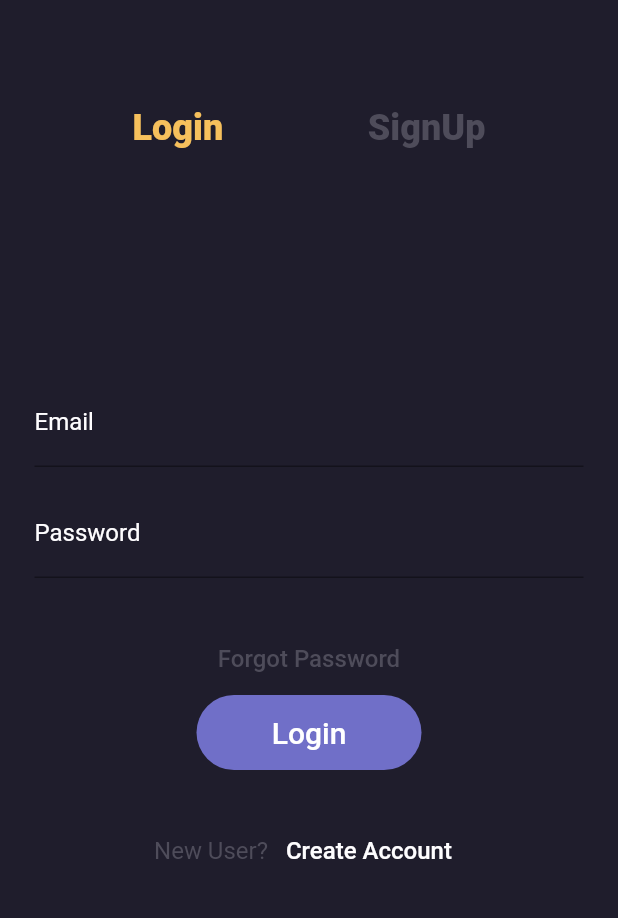
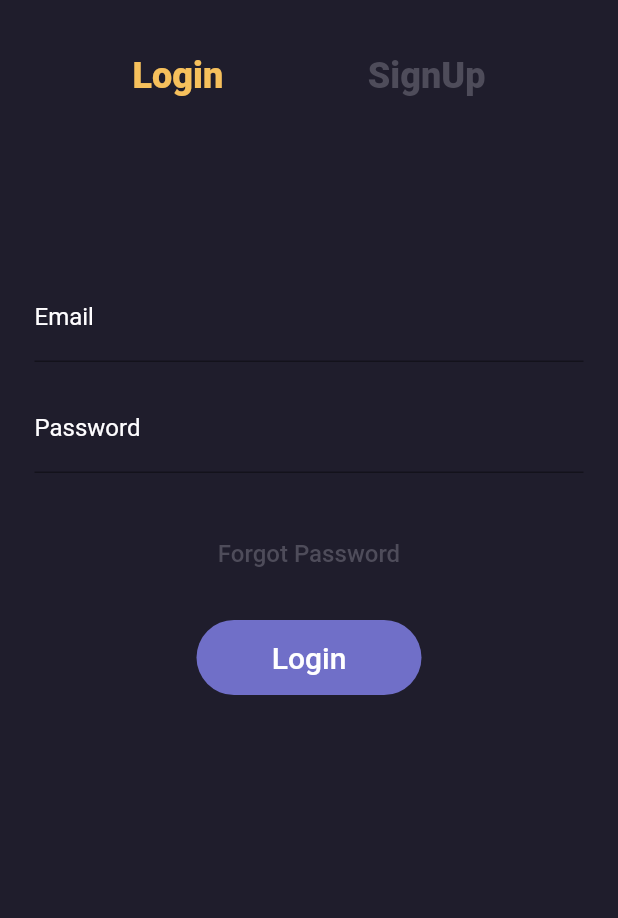
Before and after one commit to faisal-kn/NotesApp-server, a Flutter app: the screen it shows after launch, on a phone screen of 412 x 824 dp, the part 67-985 px from its top. Run offline on Flutter 3.47's test engine with Material 2 defaults, Android fonts, the phone set to English and light mode, and no system bars.

Commit message:
Fixed render issues

```diff
--- a/lib/screens/account.dart
+++ b/lib/screens/account.dart
@@ -14,7 +14,11 @@ class _LoginScreenState extends State<LoginScreen> {
   bool newAccount = false;
   @override
   Widget build(BuildContext context) {
-    return Scaffold(
+    return GestureDetector(
+      onTap: (){
+        FocusManager.instance.primaryFocus?.unfocus();
+      },
+      child: Scaffold(
         backgroundColor: backgroundColor,
         appBar: AppBar(
           title: Text('Notes',
@@ -30,7 +34,7 @@ class _LoginScreenState extends State<LoginScreen> {
         body: Column(
           mainAxisAlignment: MainAxisAlignment.start,
           children: [
-          SizedBox(height: 50),
+            SizedBox(height: 15),
             Row(
               mainAxisAlignment: MainAxisAlignment.spaceEvenly,
               children: [
@@ -70,8 +74,10 @@ class _LoginScreenState extends State<LoginScreen> {
               child: Padding(
                 padding: const EdgeInsets.all(8.0),
                 child: !newAccount ? LoginWidget() : SignUpWidget(),
-          )),
+              ),
+            ),
           ],
+        ),
       ),
     );
   }
--- a/lib/widgets/login.dart
+++ b/lib/widgets/login.dart
@@ -11,9 +11,10 @@ class LoginWidget extends StatefulWidget {
 class _LoginWidgetState extends State<LoginWidget> {
   @override
   Widget build(BuildContext context) {
-    return Column(children: <Widget>[
+    return SingleChildScrollView(
+      child: Column(children: <Widget>[
         SizedBox(
-        height: 135.0,
+          height: 100.0,
         ),
         Padding(
           //padding: const EdgeInsets.only(left:15.0,right: 15.0,top:0,bottom: 0),
@@ -66,6 +67,9 @@ class _LoginWidgetState extends State<LoginWidget> {
                 TextStyle(color: normalTextColor, fontSize: normalTextSizeSmall),
           ),
         ),
+        SizedBox(
+          height: 20.0,
+        ),
         Container(
           height: 50,
           width: 150,
@@ -79,31 +83,7 @@ class _LoginWidgetState extends State<LoginWidget> {
             ),
           ),
         ),
-      SizedBox(
-        height: 30,
-      ),
-      Row(
-        mainAxisAlignment: MainAxisAlignment.center,
-        children: [
-          Text(
-            'New User? ',
-            style: TextStyle(
-              color: normalTextColor,
-              fontSize: normalTextSizeSmall,
-            ),
-          ),
-          TextButton(
-            onPressed: () {},
-            child: Text(
-              'Create Account',
-              style: TextStyle(
-                color: headerTextColor,
-                fontSize: normalTextSizeSmall,
-              ),
-            ),
-          ),
-        ],
-      ),
-    ]);
+      ]),
+    );
   }
 }
--- a/lib/widgets/signup.dart
+++ b/lib/widgets/signup.dart
@@ -11,7 +11,8 @@ class SignUpWidget extends StatefulWidget {
 class _SignUpWidgetState extends State<SignUpWidget> {
   @override
   Widget build(BuildContext context) {
-    return Column(
+    return SingleChildScrollView(
+      child: Column(
         children: <Widget>[
           SizedBox(
             height: 100.0,
@@ -108,6 +109,7 @@ class _SignUpWidgetState extends State<SignUpWidget> {
             height: 30,
           ),
         ],
+      ),
     );
   }
 }
```
Also changed, not shown: lib/main.dart (+6 -4 lines), lib/screens/login.dart (+22 -22 lines). Lines whose indentation alone changed are shown as unchanged.
